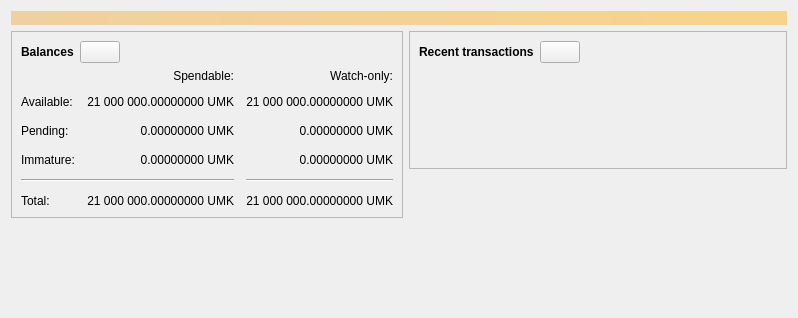
The window that src/qt/forms/overviewpage.ui (umkoin/umkoin) describes before a commit, drawn with Qt 5.
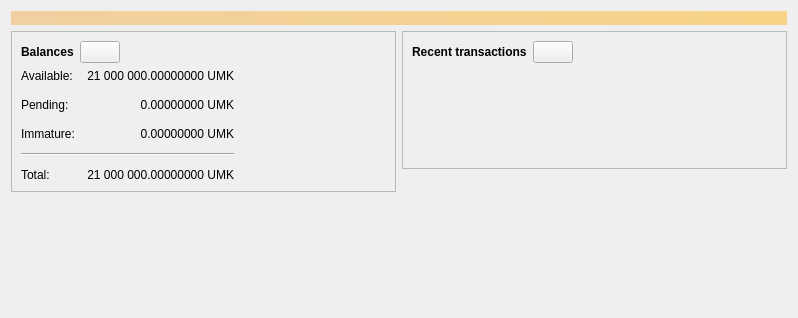
The same window after the commit. Icons and pictures are not drawn. Custom widgets are drawn as their Qt base class.

```diff
--- a/src/qt/forms/overviewpage.ui
+++ b/src/qt/forms/overviewpage.ui
@@ -111,26 +111,7 @@
             <property name="spacing">
              <number>12</number>
             </property>
-            <item row="2" column="2">
-             <widget class="QLabel" name="labelWatchPending">
-              <property name="cursor">
-               <cursorShape>IBeamCursor</cursorShape>
-              </property>
-              <property name="toolTip">
-               <string>Unconfirmed transactions to watch-only addresses</string>
-              </property>
-              <property name="text">
-               <string notr="true">0.00000000 UMK</string>
-              </property>
-              <property name="alignment">
-               <set>Qt::AlignRight|Qt::AlignTrailing|Qt::AlignVCenter</set>
-              </property>
-              <property name="textInteractionFlags">
-               <set>Qt::LinksAccessibleByMouse|Qt::TextSelectableByKeyboard|Qt::TextSelectableByMouse</set>
-              </property>
-             </widget>
-            </item>
-            <item row="2" column="1">
+            <item row="1" column="1">
              <widget class="QLabel" name="labelUnconfirmed">
               <property name="cursor">
                <cursorShape>IBeamCursor</cursorShape>
@@ -149,59 +130,21 @@
               </property>
              </widget>
             </item>
-            <item row="3" column="2">
-             <widget class="QLabel" name="labelWatchImmature">
-              <property name="cursor">
-               <cursorShape>IBeamCursor</cursorShape>
-              </property>
-              <property name="toolTip">
-               <string>Mined balance in watch-only addresses that has not yet matured</string>
-              </property>
-              <property name="text">
-               <string notr="true">0.00000000 UMK</string>
-              </property>
-              <property name="alignment">
-               <set>Qt::AlignRight|Qt::AlignTrailing|Qt::AlignVCenter</set>
-              </property>
-              <property name="textInteractionFlags">
-               <set>Qt::LinksAccessibleByMouse|Qt::TextSelectableByKeyboard|Qt::TextSelectableByMouse</set>
-              </property>
-             </widget>
-            </item>
-            <item row="4" column="0" colspan="2">
+            <item row="3" column="0" colspan="2">
              <widget class="Line" name="line">
               <property name="orientation">
                <enum>Qt::Horizontal</enum>
               </property>
              </widget>
             </item>
-            <item row="4" column="2">
-             <widget class="Line" name="lineWatchBalance">
-              <property name="sizePolicy">
-               <sizepolicy hsizetype="Preferred" vsizetype="Fixed">
-                <horstretch>0</horstretch>
-                <verstretch>0</verstretch>
-               </sizepolicy>
-              </property>
-              <property name="minimumSize">
-               <size>
-                <width>140</width>
-                <height>0</height>
-               </size>
-              </property>
-              <property name="orientation">
-               <enum>Qt::Horizontal</enum>
-              </property>
-             </widget>
-            </item>
-            <item row="5" column="0">
+            <item row="4" column="0">
              <widget class="QLabel" name="labelTotalText">
               <property name="text">
                <string>Total:</string>
               </property>
              </widget>
             </item>
-            <item row="3" column="1">
+            <item row="2" column="1">
              <widget class="QLabel" name="labelImmature">
               <property name="cursor">
                <cursorShape>IBeamCursor</cursorShape>
@@ -220,7 +163,7 @@
               </property>
              </widget>
             </item>
-            <item row="2" column="3">
+            <item row="1" column="2">
              <spacer name="horizontalSpacer_2">
               <property name="orientation">
                <enum>Qt::Horizontal</enum>
@@ -233,14 +176,14 @@
               </property>
              </spacer>
             </item>
-            <item row="3" column="0">
+            <item row="2" column="0">
              <widget class="QLabel" name="labelImmatureText">
               <property name="text">
                <string>Immature:</string>
               </property>
              </widget>
             </item>
-            <item row="5" column="1">
+            <item row="4" column="1">
              <widget class="QLabel" name="labelTotal">
               <property name="cursor">
                <cursorShape>IBeamCursor</cursorShape>
@@ -259,43 +202,14 @@
               </property>
              </widget>
             </item>
-            <item row="5" column="2">
-             <widget class="QLabel" name="labelWatchTotal">
-              <property name="cursor">
-               <cursorShape>IBeamCursor</cursorShape>
-              </property>
-              <property name="toolTip">
-               <string>Current total balance in watch-only addresses</string>
-              </property>
-              <property name="text">
-               <string notr="true">21 000 000.00000000 UMK</string>
-              </property>
-              <property name="alignment">
-               <set>Qt::AlignRight|Qt::AlignTrailing|Qt::AlignVCenter</set>
-              </property>
-              <property name="textInteractionFlags">
-               <set>Qt::LinksAccessibleByMouse|Qt::TextSelectableByKeyboard|Qt::TextSelectableByMouse</set>
-              </property>
-             </widget>
-            </item>
-            <item row="0" column="2">
-             <widget class="QLabel" name="labelWatchonly">
-              <property name="text">
-               <string>Watch-only:</string>
-              </property>
-              <property name="alignment">
-               <set>Qt::AlignRight|Qt::AlignTrailing|Qt::AlignVCenter</set>
-              </property>
-             </widget>
-            </item>
-            <item row="1" column="0">
+            <item row="0" column="0">
              <widget class="QLabel" name="labelBalanceText">
               <property name="text">
                <string>Available:</string>
               </property>
              </widget>
             </item>
-            <item row="1" column="1">
+            <item row="0" column="1">
              <widget class="QLabel" name="labelBalance">
               <property name="cursor">
                <cursorShape>IBeamCursor</cursorShape>
@@ -314,42 +228,13 @@
               </property>
              </widget>
             </item>
-            <item row="1" column="2">
-             <widget class="QLabel" name="labelWatchAvailable">
-              <property name="cursor">
-               <cursorShape>IBeamCursor</cursorShape>
-              </property>
-              <property name="toolTip">
-               <string>Your current balance in watch-only addresses</string>
-              </property>
-              <property name="text">
-               <string notr="true">21 000 000.00000000 UMK</string>
-              </property>
-              <property name="alignment">
-               <set>Qt::AlignRight|Qt::AlignTrailing|Qt::AlignVCenter</set>
-              </property>
-              <property name="textInteractionFlags">
-               <set>Qt::LinksAccessibleByMouse|Qt::TextSelectableByKeyboard|Qt::TextSelectableByMouse</set>
-              </property>
-             </widget>
-            </item>
-            <item row="2" column="0">
+            <item row="1" column="0">
              <widget class="QLabel" name="labelPendingText">
               <property name="text">
                <string>Pending:</string>
               </property>
              </widget>
             </item>
-            <item row="0" column="1">
-             <widget class="QLabel" name="labelSpendable">
-              <property name="text">
-               <string>Spendable:</string>
-              </property>
-              <property name="alignment">
-               <set>Qt::AlignRight|Qt::AlignTrailing|Qt::AlignVCenter</set>
-              </property>
-             </widget>
-            </item>
            </layout>
           </item>
          </layout>
```
